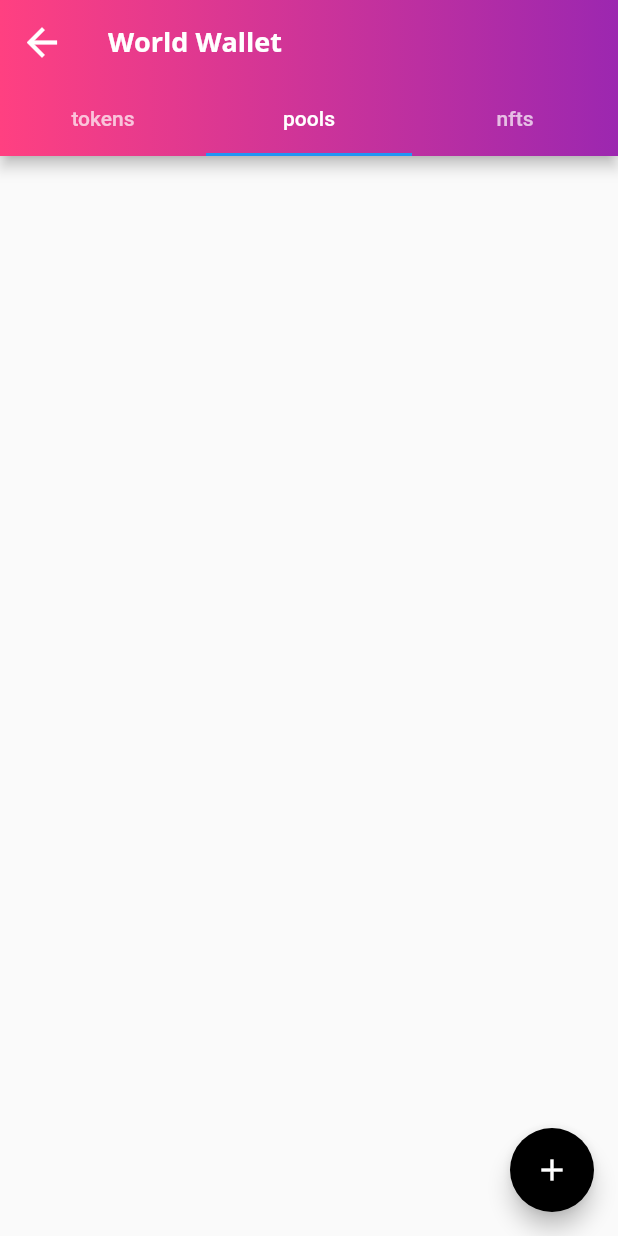
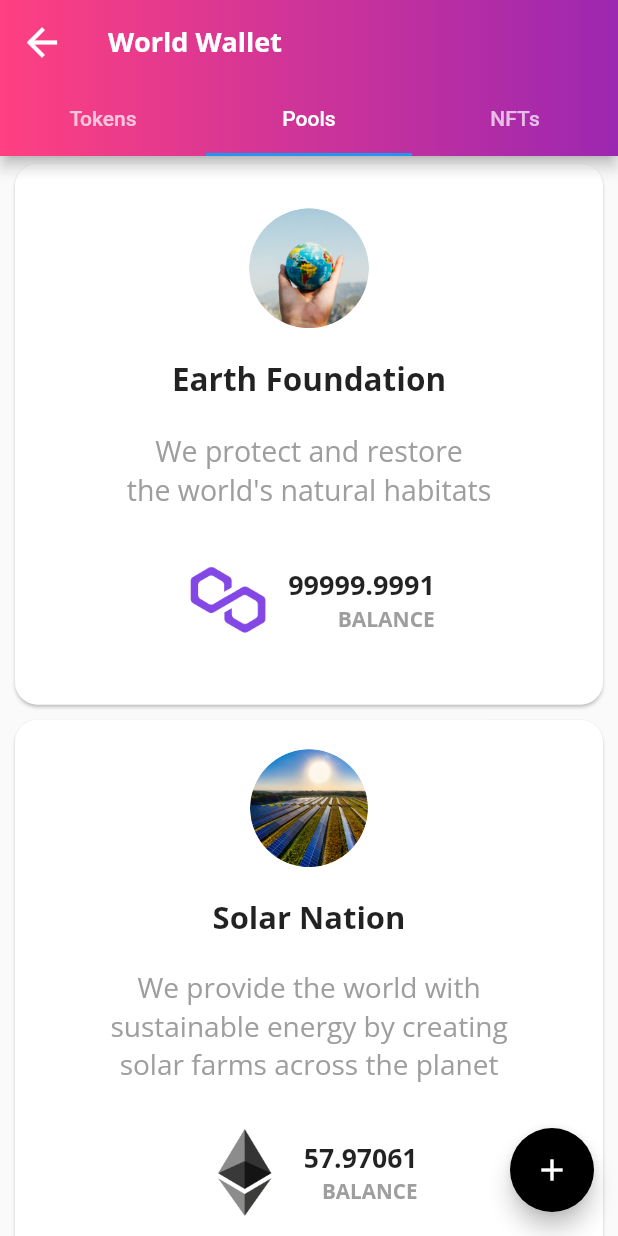
Before and after one commit to bjohnso/WorldPool, a Flutter app: the screen it shows after launch, tab 2 chosen, on a phone screen of 412 x 824 dp. Run offline on Flutter 3.47's test engine with Material 2 defaults, Android fonts, the phone set to English and light mode, and no system bars; our stand-ins replace google_fonts; missing offline and left inert: dart:ffi, todo.

Commit message:
Wallet - Pool List

```diff
--- /dev/null
+++ b/lib/dto/pool.dart
@@ -0,0 +1,19 @@
+import 'dart:ffi';
+
+import 'package:world_pool/dto/token.dart';
+
+class Pool {
+  const Pool({
+    required this.poolId,
+    required this.title,
+    required this.imageUrl,
+    required this.description,
+    required this.tokens,
+  });
+
+  final String poolId;
+  final String title;
+  final String imageUrl;
+  final String description;
+  final List<Token> tokens;
+}
--- a/lib/dto/token.dart
+++ b/lib/dto/token.dart
@@ -3,11 +3,13 @@ import 'dart:ffi';
 class Token {
   const Token({
     required this.title,
+    required this.imageUrl,
     required this.symbol,
     required this.balance,
   });
 
   final String title;
+  final String imageUrl;
   final String symbol;
   final double balance;
 }
--- /dev/null
+++ b/lib/wallet_screen/pool_card.dart
@@ -0,0 +1,190 @@
+import 'package:flutter/cupertino.dart';
+import 'package:flutter/material.dart';
+import 'package:google_fonts/google_fonts.dart';
+
+import '../dto/token.dart';
+
+class PoolCardWidget extends StatefulWidget {
+  const PoolCardWidget({
+    Key? key,
+    this.title,
+    this.description,
+    this.imageUrl,
+    this.cardColour,
+    this.tokens
+  }) : super(key: key);
+
+  final String? title;
+  final String? description;
+  final String? imageUrl;
+  final Color? cardColour;
+  final List<Token>? tokens;
+
+  @override
+  State<StatefulWidget> createState() => _PoolCardState();
+}
+
+class _PoolCardState extends State<PoolCardWidget> {
+  @override
+  Widget build(BuildContext context) {
+    return Expanded(
+        child: InkWell(
+          splashColor: Colors.purpleAccent,
+          onTap: () => {},
+          child: Align(
+            child: AspectRatio(
+                aspectRatio: 10 / 9,
+                child: Card(
+                  margin: const EdgeInsets.only(left: 10.0, right: 10.0, bottom: 5.0, top: 5.0),
+                  color: widget.cardColour == null ? Colors.white: widget.cardColour!,
+                  shape: RoundedRectangleBorder(borderRadius: BorderRadius.circular(15.0)),
+
+                  child: Container(
+                    decoration: const BoxDecoration(
+                        borderRadius: BorderRadius.all(Radius.circular(15.0))
+                    ),
+                    child: Row(
+                        mainAxisAlignment: MainAxisAlignment.center,
+                        crossAxisAlignment: CrossAxisAlignment.center,
+                        children: [
+                          Padding(
+                            padding: const EdgeInsetsDirectional.fromSTEB(0, 0, 0, 0),
+                            child: FittedBox(
+                              fit: BoxFit.fill,
+                              child: IntrinsicWidth(
+                                child: Column(
+                                  mainAxisAlignment: MainAxisAlignment.center,
+                                  mainAxisSize: MainAxisSize.max,
+                                  crossAxisAlignment: CrossAxisAlignment.center,
+                                  children: [
+                                    Padding(
+                                      padding: const EdgeInsetsDirectional.fromSTEB(0, 20, 0, 0),
+                                      child: Container(
+                                        clipBehavior: Clip.antiAlias,
+                                        width: 80,
+                                        height: 80,
+                                        decoration: const BoxDecoration(shape: BoxShape.circle),
+                                        child: Image.asset(widget.imageUrl == null ? 'images/world.png' : widget.imageUrl!),
+                                      ),
+                                    ),
+
+                                    Padding(
+                                      padding: const EdgeInsetsDirectional.fromSTEB(0, 20, 0, 0),
+                                      child: Text(
+                                          widget.title == null ? '' : widget.title!,
+                                          textAlign: TextAlign.center,
+                                          style: GoogleFonts.openSans(fontSize: 21, fontWeight: FontWeight.bold)
+                                      ),
+                                    ),
+
+                                    Padding(
+                                      padding: const EdgeInsetsDirectional.fromSTEB(0, 20, 0, 0),
+                                      child: Text(
+                                          widget.description == null ? '' : widget.description!,
+                                          textAlign: TextAlign.center,
+                                          style: GoogleFonts.openSans(
+                                              fontSize: 19,
+                                              fontWeight: FontWeight.normal,
+                                              color: Colors.grey,
+                                          )
+                                      ),
+                                    ),
+
+                                    Padding(
+                                      padding: const EdgeInsetsDirectional.fromSTEB(0, 30, 0, 0),
+                                      child: buildTokenWidget(widget.tokens![0])
+                                    ),
+
+                                    Padding(padding: const EdgeInsetsDirectional.fromSTEB(0, 10, 0, 20),)
+                                  ],
+                                ),
+                              ),
+                            ),
+                          ),
+                        ]
+                    ),
+                  ),
+
+                )
+            ),
+          ),
+        )
+    );
+  }
+
+  Widget buildTokenWidget(Token token) {
+    return Row(
+        mainAxisAlignment: MainAxisAlignment.center,
+        crossAxisAlignment: CrossAxisAlignment.center,
+        children: [
+          Padding(
+            padding: const EdgeInsetsDirectional.fromSTEB(0, 0, 10, 0),
+            child: FittedBox(
+              fit: BoxFit.fill,
+              child: Container(clipBehavior: Clip.antiAlias,
+                width: 60,
+                height: 60,
+                decoration: const BoxDecoration(shape: BoxShape.circle),
+                child: Image.asset(token.imageUrl == null ? 'images/world.png' : token.imageUrl!),
+              ),
+            ),
+          ),
+
+          Padding(
+            padding: const EdgeInsetsDirectional.fromSTEB(0, 0, 0, 0),
+            child: FittedBox(
+              fit: BoxFit.fill,
+              child: Column(
+                mainAxisAlignment: MainAxisAlignment.center,
+                mainAxisSize: MainAxisSize.min,
+                crossAxisAlignment: CrossAxisAlignment.end,
+                children: [
+                  Padding(
+                    padding: const EdgeInsetsDirectional.fromSTEB(0, 0, 0, 0),
+                    child: Text(
+                        token.balance.toString(),
+                        style: GoogleFonts.openSans(fontSize: 18, fontWeight: FontWeight.bold)
+                    ),
+                  ),
+
+
+                  Padding(
+                    padding: const EdgeInsetsDirectional.fromSTEB(0, 0, 0, 0),
+                    child: Text(
+                        'BALANCE',
+                        style: GoogleFonts.openSans(fontSize: 14, fontWeight: FontWeight.bold, color: Colors.grey)
+                    ),
+                  ),
+                ],
+              ),
+            ),
+          ),
+        ]
+    );
+  }
+}
+
+enum PoolImageAssets <T extends Object> {
+  world<String>('world'),
+  sol<String>("sol"),
+  matic<String>("matic"),
+  eth<String>("eth");
+
+  const PoolImageAssets(this.value);
+  final T value;
+}
+
+extension PoolImageAssetsExt on PoolImageAssets {
+  String get path {
+    switch (this) {
+      case PoolImageAssets.world:
+        return 'images/world.png';
+      case PoolImageAssets.sol:
+        return 'images/sol.png';
+      case PoolImageAssets.matic:
+        return 'images/matic.png';
+      case PoolImageAssets.eth:
+        return 'images/eth.png';
+    }
+  }
+}
--- a/lib/wallet_screen/token_card.dart
+++ b/lib/wallet_screen/token_card.dart
@@ -39,12 +39,6 @@ class _TokenCardState extends State<TokenCardWidget> {
 
                   child: Container(
                     decoration: const BoxDecoration(
-                      // gradient: LinearGradient(
-                      //   colors: [
-                      //     Colors.pinkAccent,
-                      //     Colors.white,
-                      //   ],
-                      // ),
                       borderRadius: BorderRadius.all(Radius.circular(15.0))
                     ),
                     child: Row(
--- a/lib/wallet_screen/wallet_screen.dart
+++ b/lib/wallet_screen/wallet_screen.dart
@@ -1,8 +1,10 @@
 import 'package:flutter/material.dart';
 import 'package:google_fonts/google_fonts.dart';
 import 'package:todo/todo.dart';
-import 'package:world_pool/wallet_screen/token_card.dart';
+import 'package:world_pool/wallet_screen/pool_card.dart' as pool_card;
+import 'package:world_pool/wallet_screen/token_card.dart' as token_card;
 
+import '../dto/pool.dart';
 import '../dto/token.dart';
 
 class WalletScreenWidget extends StatefulWidget {
@@ -13,21 +15,55 @@ class WalletScreenWidget extends StatefulWidget {
       title: 'World',
       symbol: 'WORLD',
       balance: 1000.0,
+        imageUrl: 'images/world.png'
     ),
     const Token(
       title: 'Solana',
       symbol: 'SOL',
       balance: 3138.93701,
+        imageUrl: 'images/sol.png'
     ),
     const Token(
       title: 'Polygon',
       symbol: 'MATIC',
       balance: 99999.9991,
+        imageUrl: 'images/matic.png'
     ),
     const Token(
       title: 'Ethereum',
       symbol: 'ETH',
       balance: 57.97061,
+        imageUrl: 'images/eth.png'
+    ),
+  ];
+
+  final List<Pool> poolList = [
+    const Pool(
+      poolId: '1',
+      title: 'Earth Foundation',
+      description: "We protect and restore\nthe world's natural habitats",
+      tokens: [
+        Token(
+            title: 'Polygon',
+            symbol: 'MATIC',
+            balance: 99999.9991,
+            imageUrl: 'images/matic.png'
+        ),
+      ], imageUrl: 'images/trust_for_public_land.png'
+    ),
+    const Pool(
+        poolId: '2',
+        title: 'Solar Nation',
+        description: "We provide the world with\nsustainable energy by creating\nsolar farms across the planet",
+        tokens: [
+          Token(
+              title: 'Ethereum',
+              symbol: 'ETH',
+              balance: 57.97061,
+              imageUrl: 'images/eth.png'
+          ),
+        ],
+        imageUrl: 'images/solar_power.png'
     ),
   ];
 
@@ -92,9 +128,9 @@ class _WalletScreenWidgetState extends State<WalletScreenWidget> with SingleTick
       ),
       bottom: TabBar(
           tabs: [
-            Tab(text: WalletTab.tokens.name),
-            Tab(text: WalletTab.pools.name),
-            Tab(text: WalletTab.nfts.name)
+            Tab(text: WalletTab.Tokens.name),
+            Tab(text: WalletTab.Pools.name),
+            Tab(text: WalletTab.NFTs.name)
           ],
         controller: _tabController,
       ),
@@ -121,7 +157,7 @@ class _WalletScreenWidgetState extends State<WalletScreenWidget> with SingleTick
       case 0:
         return buildTokenList();
       case 1:
-        return buildEmptySliver();
+        return buildPoolList();
       case 2:
         return buildEmptySliver();
       default:
@@ -131,17 +167,13 @@ class _WalletScreenWidgetState extends State<WalletScreenWidget> with SingleTick
 
   Widget buildTokenList() {
     return SliverList(
-      delegate: SliverChildBuilderDelegate((BuildContext context,
-          int index) {
+      delegate: SliverChildBuilderDelegate((BuildContext context, int index) {
         Token token = widget.tokenList[index];
-        TokenImageAssets asset = TokenImageAssets.values.firstWhere((
-            element) =>
-        element.value.toString().toUpperCase() == token.symbol.toUpperCase()
-        );
-        return TokenCardWidget(
+
+        return token_card.TokenCardWidget(
           title: token.title,
           balance: token.balance,
-          imageUrl: asset.path,
+          imageUrl: token.imageUrl,
           cardColour: Colors.white,
         );
       },
@@ -151,7 +183,21 @@ class _WalletScreenWidgetState extends State<WalletScreenWidget> with SingleTick
   }
 
   Widget buildPoolList() {
-    TODO('buildPoolList');
+    return SliverList(
+      delegate: SliverChildBuilderDelegate((BuildContext context, int index) {
+        Pool pool = widget.poolList[index];
+
+        return pool_card.PoolCardWidget(
+          title: pool.title,
+          description: pool.description,
+          cardColour: Colors.white,
+          tokens: pool.tokens,
+          imageUrl: pool.imageUrl,
+        );
+      },
+        childCount: widget.poolList.length,
+      ),
+    );
   }
 
   Widget buildNFTList() {
@@ -164,7 +210,7 @@ class _WalletScreenWidgetState extends State<WalletScreenWidget> with SingleTick
 }
 
 enum WalletTab {
-  tokens,
-  pools,
-  nfts
+  Tokens,
+  Pools,
+  NFTs
 }
```
Also changed, not shown: images/solar_power.png (added), images/trust_for_public_land.png (added).
